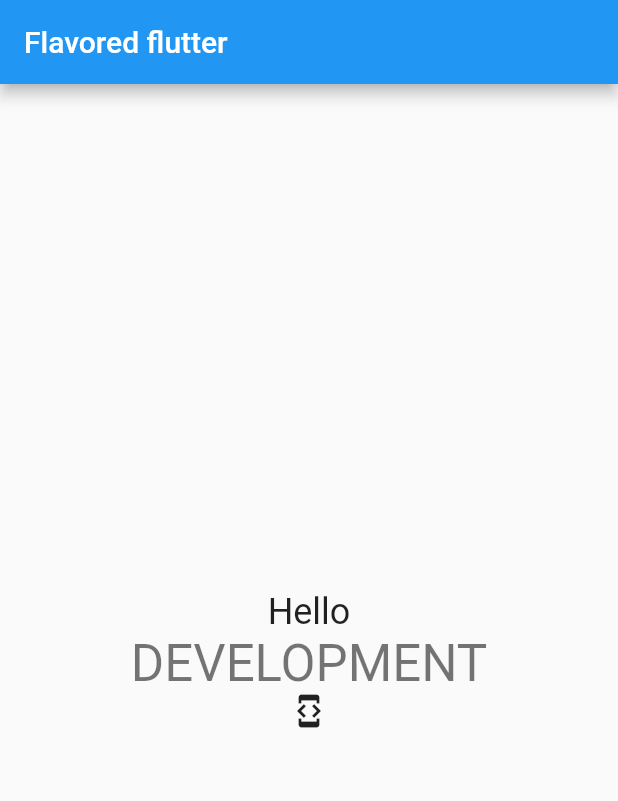
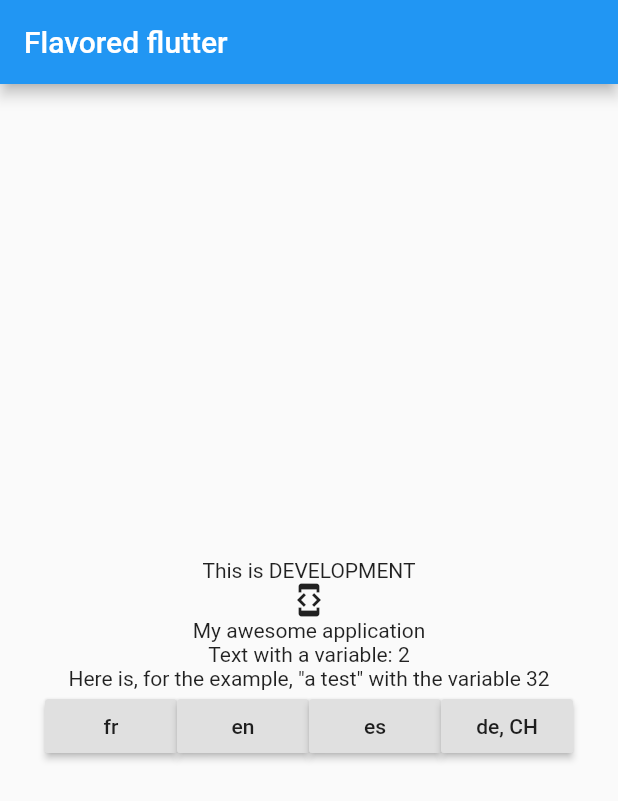
Before and after one commit to Chuen1988/FlutterBoilerPlate, a Flutter app: the screen it shows after launch, on a phone screen of 412 x 824 dp. Shown: the top 801 px of the screen. Run offline on Flutter 3.47's test engine with Material 2 defaults, Android fonts, the phone set to English and light mode, and no system bars.

```diff
--- a/lib/home/home.dart
+++ b/lib/home/home.dart
@@ -1,12 +1,19 @@
 import 'package:flutter/material.dart';
-
+import 'package:flutter_localizations/flutter_localizations.dart';
 import '../flavor/config.dart';
+import '../i18n.dart';
 
 class Home extends StatelessWidget {
   // This widget is the root of your application.
   @override
   Widget build(BuildContext context) {
     return new MaterialApp(
+      localizationsDelegates: [
+        const I18nDelegate(),
+        GlobalMaterialLocalizations.delegate,
+        GlobalWidgetsLocalizations.delegate,
+      ],
+      supportedLocales: I18nDelegate.supportedLocals,
       title: 'Flutter Home',
       theme: new ThemeData(
         primarySwatch: Colors.blue,
@@ -15,7 +22,6 @@ class Home extends StatelessWidget {
     );
   }
 }
-
 
 class MyHomePage extends StatefulWidget {
   MyHomePage({Key key, this.title}) : super(key: key);
@@ -27,7 +33,6 @@ class MyHomePage extends StatefulWidget {
 }
 
 class _MyHomePageState extends State<MyHomePage> {
-
   Widget build(BuildContext context) {
     return new Scaffold(
       appBar: new AppBar(
@@ -37,24 +42,51 @@ class _MyHomePageState extends State<MyHomePage> {
         child: new Column(
           mainAxisAlignment: MainAxisAlignment.center,
           children: <Widget>[
+            //App flavor
             new Text(
-              'Hello',
-              style: Theme
-                  .of(context)
-                  .textTheme
-                  .headline,
-            ),
-            new Text(Config.helloMessage,
-              style: Theme
-                  .of(context)
-                  .textTheme
-                  .display1,
+              'This is ${Config.helloMessage}',
             ),
             Config.helloIcon,
+            //Translation
+            Text(I18n.of(context).appTitle),
+            Text(I18n.of(context).description(var1: "2")),
+            Text(I18n.of(context).littleTest(age: 32)),
+            new Row(
+              mainAxisAlignment: MainAxisAlignment.center,
+              children: <Widget>[
+                RaisedButton(
+                    onPressed: () {
+                      setState(() {
+                        I18n.load(Locale('fr'));
+                      });
+                    },
+                    child: Text('fr')),
+                RaisedButton(
+                    onPressed: () {
+                      setState(() {
+                        I18n.load(Locale('en'));
+                      });
+                    },
+                    child: Text('en')),
+                RaisedButton(
+                    onPressed: () {
+                      setState(() {
+                        I18n.load(Locale('es'));
+                      });
+                    },
+                    child: Text('es')),
+                RaisedButton(
+                    onPressed: () {
+                      setState(() {
+                        I18n.load(Locale('de', 'CH'));
+                      });
+                    },
+                    child: Text('de, CH'))
+              ],
+            ),
           ],
         ),
       ),
     );
   }
-
 }
--- /dev/null
+++ b/lib/i18n.dart
@@ -0,0 +1,116 @@
+import 'dart:async';
+
+import 'package:flutter/material.dart';
+
+/// This class is generated by the flappy_translator package
+/// Please do not change anything manually in this file, instead re-generate it when changes are available
+class I18n {
+  String get appTitle => _getText("appTitle");
+
+  String get subtitle => _getText("subtitle");
+
+  String description({
+    @required String var1,
+  }) {
+    String text = _getText("description");
+    if (var1 != null) {
+      text = text.replaceAll("%1\$s", var1);
+    }
+    return text;
+  }
+
+  String littleTest({
+    @required int age,
+  }) {
+    String text = _getText("littleTest");
+    if (age != null) {
+      text = text.replaceAll("%age\$d", age.toString());
+    }
+    return text;
+  }
+
+  static Map<String, String> _localizedValues;
+
+  static Map<String, String> _frValues = {
+    "appTitle": "Ma super application",
+    "subtitle": "Un sous titre",
+    "description": "Un texte avec une variable : %1\$s",
+    "littleTest": "Voici, pour l'exemple, \"un test\" avec la variable %age\$d",
+  };
+
+  static Map<String, String> _enValues = {
+    "appTitle": "My awesome application",
+    "subtitle": "A subtitle",
+    "description": "Text with a variable: %1\$s",
+    "littleTest":
+        "Here is, for the example, \"a test\" with the variable %age\$d",
+  };
+
+  static Map<String, String> _esValues = {
+    "appTitle": "Mi gran application",
+    "subtitle": "Un subtitulò",
+    "description": "Un texto con una variable : %1\$s",
+    "littleTest":
+        "Aqui esta, por ejemplo, \"una prueba\" con la variable %age\$d",
+  };
+
+  static Map<String, String> _deCHValues = {
+    "appTitle": "Meine tolle App",
+    "subtitle": "Ein Untertitel",
+    "description": "Text mit einer Variable: %1\$s",
+    "littleTest":
+        "Hier ist, zum Beispiel, \"ein Test\" mit der Variable %age\$d",
+  };
+
+  static Map<String, Map<String, String>> _allValues = {
+    "fr": _frValues,
+    "en": _enValues,
+    "es": _esValues,
+    "de_CH": _deCHValues,
+  };
+
+  I18n(Locale locale) {
+    this._locale = locale;
+    _localizedValues = null;
+  }
+
+  Locale _locale;
+
+  static I18n of(BuildContext context) {
+    return Localizations.of<I18n>(context, I18n);
+  }
+
+  String _getText(String key) {
+    return _localizedValues[key] ?? '** $key not found';
+  }
+
+  Locale get currentLocale => _locale;
+
+  String get currentLanguage => _locale.languageCode;
+
+  static Future<I18n> load(Locale locale) async {
+    final translations = I18n(locale);
+    _localizedValues = _allValues[locale.toString()];
+    return translations;
+  }
+}
+
+class I18nDelegate extends LocalizationsDelegate<I18n> {
+  const I18nDelegate();
+
+  static final Set<Locale> supportedLocals = {
+    Locale('fr'),
+    Locale('en'),
+    Locale('es'),
+    Locale('de', 'CH'),
+  };
+
+  @override
+  bool isSupported(Locale locale) => supportedLocals.contains(locale);
+
+  @override
+  Future<I18n> load(Locale locale) => I18n.load(locale);
+
+  @override
+  bool shouldReload(I18nDelegate old) => false;
+}
--- a/pubspec.yaml
+++ b/pubspec.yaml
@@ -19,7 +19,9 @@ environment:
 dependencies:
   flutter:
     sdk: flutter
-
+  flutter_localizations:
+    sdk: flutter
+  flappy_translator: ^1.2.2
   # The following adds the Cupertino Icons font to your application.
   # Use with the CupertinoIcons class for iOS style icons.
   cupertino_icons: ^0.1.2
--- /dev/null
+++ b/test.csv
@@ -0,0 +1,5 @@
+keys,fr,en,es,de_CH
+appTitle,Ma super application,My awesome application,Mi gran application,Meine tolle App
+subtitle,Un sous titre,A subtitle,Un subtitulò,Ein Untertitel
+description,Un texte avec une variable : %1$s,Text with a variable: %1$s,Un texto con una variable : %1$s,Text mit einer Variable: %1$s
+littleTest,"Voici, pour l'exemple, ""un test"" avec la variable %age$d","Here is, for the example, ""a test"" with the variable %age$d","Aqui esta, por ejemplo, ""una prueba"" con la variable %age$d","Hier ist, zum Beispiel, ""ein Test"" mit der Variable %age$d"
```
Also changed, not shown: pubspec.lock, 1 other file.
